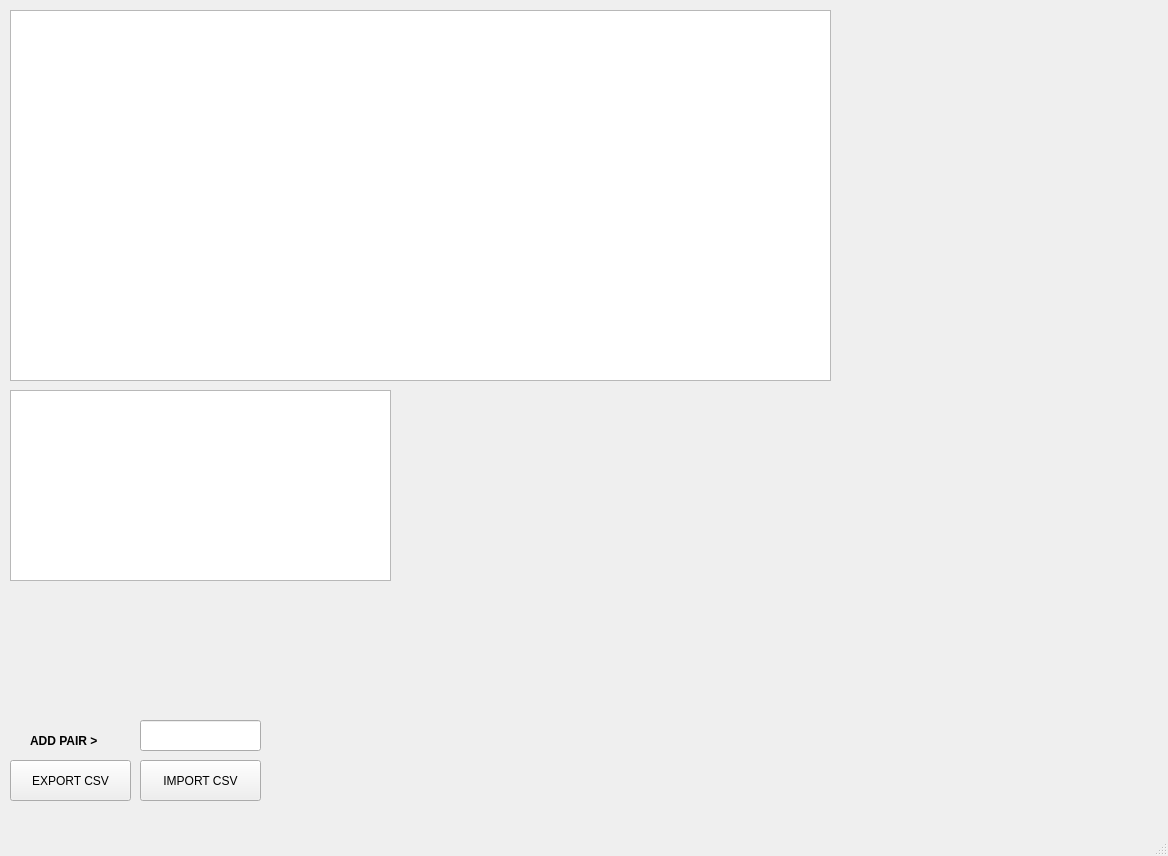
First picture: the form in ui/main_window.ui, repository Sulato86/gateio, before the edit.
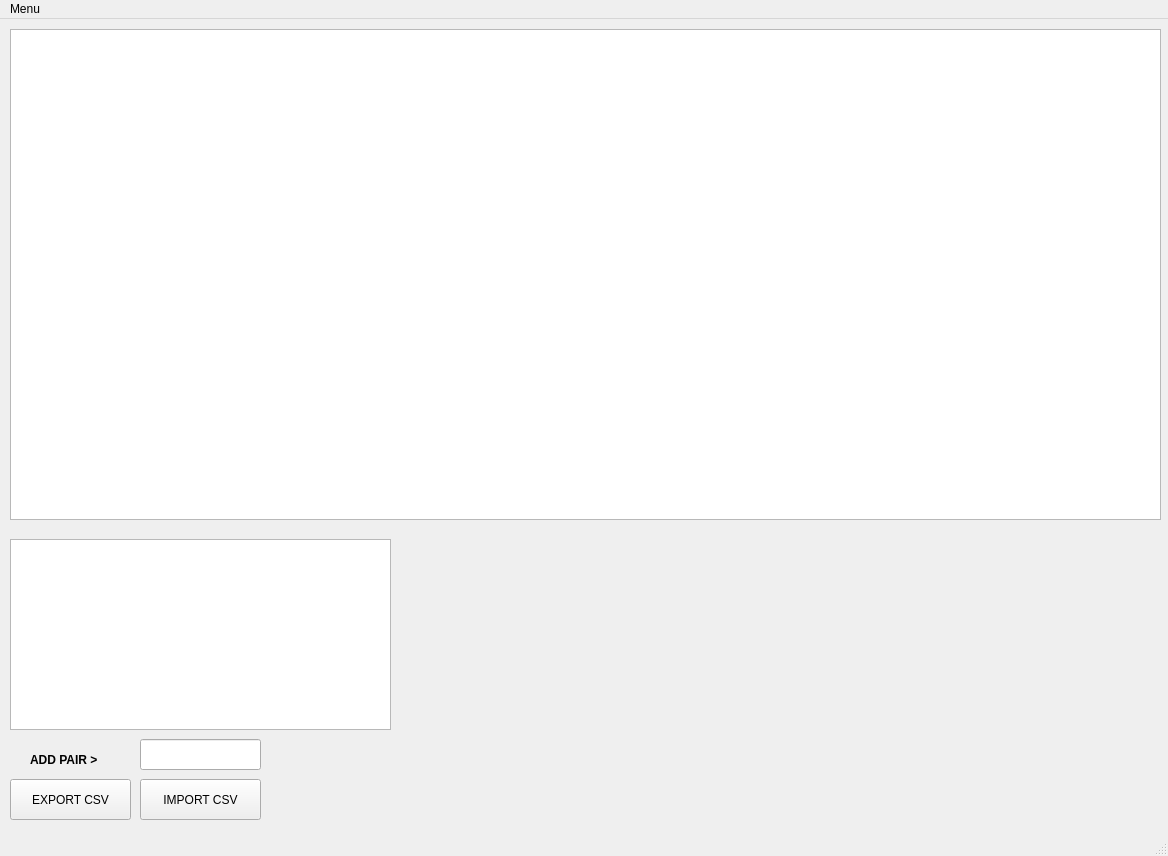
Second picture: the form after the edit.

```diff
--- a/ui/main_window.ui
+++ b/ui/main_window.ui
@@ -10,20 +10,35 @@
     <height>856</height>
    </rect>
   </property>
+  <property name="sizePolicy">
+   <sizepolicy hsizetype="Expanding" vsizetype="Expanding">
+    <horstretch>0</horstretch>
+    <verstretch>0</verstretch>
+   </sizepolicy>
+  </property>
   <property name="windowTitle">
    <string>MainWindow</string>
   </property>
   <widget class="QWidget" name="centralwidget">
+   <property name="sizePolicy">
+    <sizepolicy hsizetype="Expanding" vsizetype="Expanding">
+     <horstretch>0</horstretch>
+     <verstretch>0</verstretch>
+    </sizepolicy>
+   </property>
    <widget class="QWidget" name="verticalLayoutWidget">
     <property name="geometry">
      <rect>
       <x>10</x>
       <y>10</y>
-      <width>821</width>
-      <height>371</height>
+      <width>1151</width>
+      <height>491</height>
      </rect>
     </property>
     <layout class="QVBoxLayout" name="verticalLayout">
+     <property name="sizeConstraint">
+      <enum>QLayout::SetDefaultConstraint</enum>
+     </property>
      <item>
       <widget class="QTableView" name="tableView_marketdata"/>
      </item>
@@ -96,7 +111,7 @@
     <property name="geometry">
      <rect>
       <x>10</x>
-      <y>390</y>
+      <y>520</y>
       <width>381</width>
       <height>191</height>
      </rect>
@@ -117,6 +132,12 @@
      <height>26</height>
     </rect>
    </property>
+   <widget class="QMenu" name="menuMenu">
+    <property name="title">
+     <string>Menu</string>
+    </property>
+   </widget>
+   <addaction name="menuMenu"/>
   </widget>
   <widget class="QStatusBar" name="statusbar"/>
  </widget>
```
Left out of the diff: 4 changed lines with no effect on the pictures.
